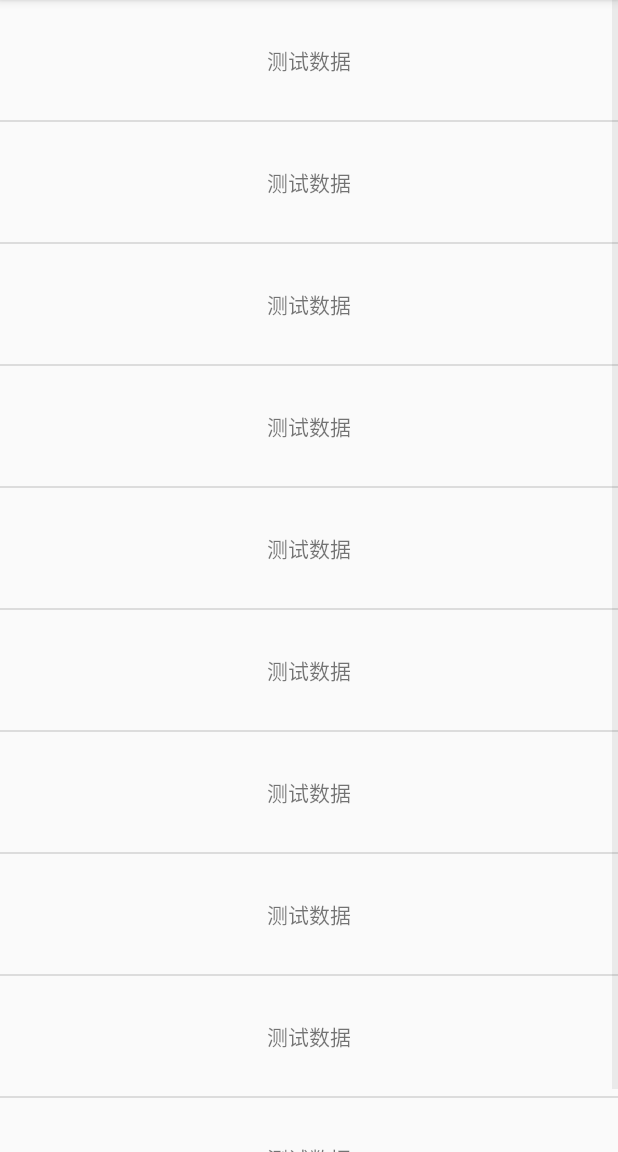
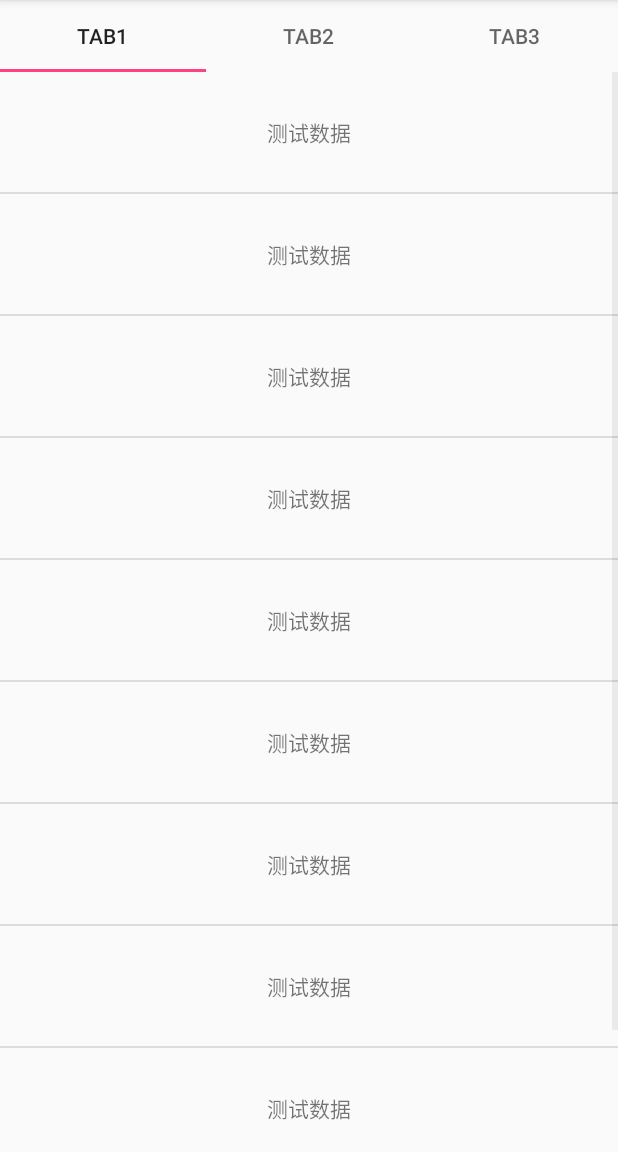
Before and after one commit to workdawn/DragToDetail, an Android app: the ViewPagerActivity_H screen opened directly, with no data from a screen before it, on a phone screen of 412 x 824 dp, the part 84-1236 px from its top. Run offline under Robolectric (Android 15) with nearby library versions, the phone set to English and light mode, and no system bars.

Commit message:
横向拖拉的时候，添加viewPager不是第一个子控件的情况的支持

```diff
--- a/app/src/main/java/com/workdawn/dragtodetaillayout/test/ViewPagerActivity_H.java
+++ b/app/src/main/java/com/workdawn/dragtodetaillayout/test/ViewPagerActivity_H.java
@@ -2,6 +2,7 @@ package com.workdawn.dragtodetaillayout.test;
 
 
 import android.os.Bundle;
+import android.support.design.widget.TabLayout;
 import android.support.v4.app.Fragment;
 import android.support.v4.view.ViewPager;
 import android.support.v7.app.AppCompatActivity;
@@ -12,6 +13,7 @@ import java.util.ArrayList;
 
 public class ViewPagerActivity_H extends AppCompatActivity{
     private ViewPager viewPager;
+    private TabLayout tabLayout;
     /**
      * Fragment集合
      */
@@ -29,15 +31,20 @@ public class ViewPagerActivity_H extends AppCompatActivity{
         setContentView(R.layout.activity_view_pager_h);
 
         viewPager = (ViewPager) findViewById(R.id.viewpager);
+        tabLayout = (TabLayout) findViewById(R.id.tablayout);
 
         fragmentTitles.add("TAB1");
         fragmentTitles.add("TAB2");
         fragmentTitles.add("TAB3");
+        tabLayout.addTab(tabLayout.newTab().setText(fragmentTitles.get(0)));
+        tabLayout.addTab(tabLayout.newTab().setText(fragmentTitles.get(1)));
+        tabLayout.addTab(tabLayout.newTab().setText(fragmentTitles.get(2)));
         fragmentList.add(DragFragment.newInstance());
         fragmentList.add(DragFragment1.newInstance());
         fragmentList.add(DragFragment2.newInstance());
         viewPagerFragmentAdapter = new ViewPagerFragmentAdapter(getSupportFragmentManager(), fragmentList, fragmentTitles);
         viewPager.setAdapter(viewPagerFragmentAdapter);
         viewPager.setOffscreenPageLimit(3);
+        tabLayout.setupWithViewPager(viewPager);
     }
 }
--- a/app/src/main/res/layout/activity_view_pager_h.xml
+++ b/app/src/main/res/layout/activity_view_pager_h.xml
@@ -8,11 +8,23 @@
         android:layout_height="wrap_content"
         android:orientation="horizontal">
 
-        <android.support.v4.view.ViewPager
-            android:id="@+id/viewpager"
+        <LinearLayout
             android:layout_width="match_parent"
-            android:layout_height="match_parent" />
+            android:layout_height="match_parent"
+            android:orientation="vertical">
 
+            <android.support.design.widget.TabLayout
+                android:id="@+id/tablayout"
+                android:layout_width="match_parent"
+                android:layout_height="wrap_content">
+
+            </android.support.design.widget.TabLayout>
+
+            <android.support.v4.view.ViewPager
+                android:id="@+id/viewpager"
+                android:layout_width="match_parent"
+                android:layout_height="match_parent" />
+        </LinearLayout>
         <include layout="@layout/intro_layout_h" />
     </com.workdawn.dragtodetaillayout.DragToDetailLayout>
 </LinearLayout>
```
Also changed, not shown: app/src/main/java/com/workdawn/dragtodetaillayout/DragToDetailLayout.java (+16 -2 lines), 1 other file.
